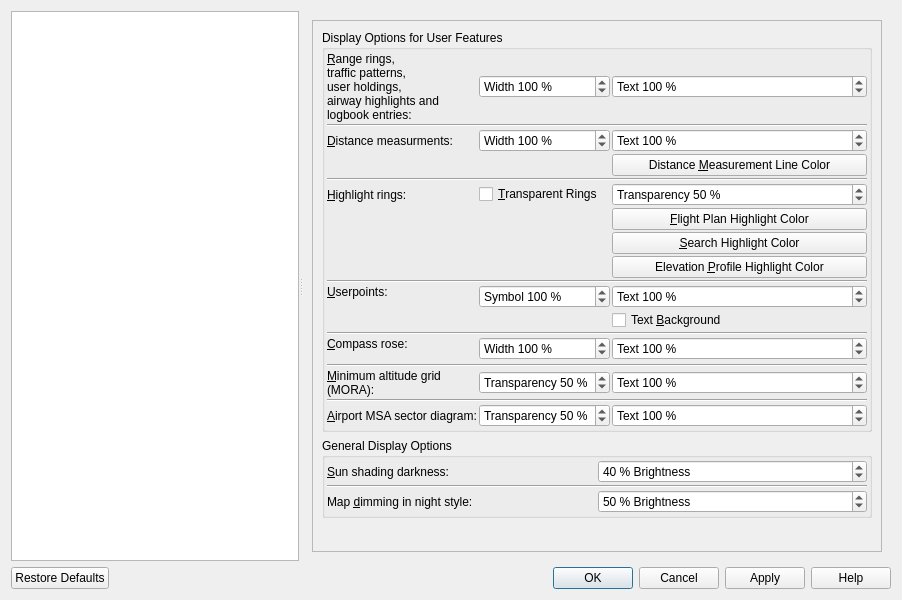
Old version of the form src/options/options.ui in the repository albar965/littlenavmap.
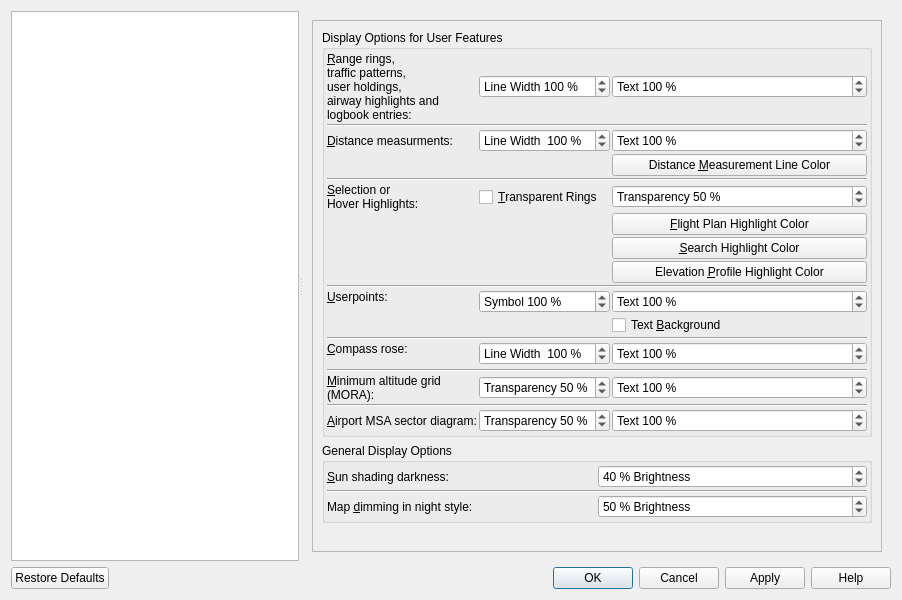
New version of the form. The open tabs and pages were chosen to show the change.

Commit message: Small text changes in options dialog.

Patch:
```diff
--- a/src/options/options.ui
+++ b/src/options/options.ui
@@ -3355,7 +3355,7 @@
              <x>0</x>
              <y>0</y>
              <width>581</width>
-             <height>547</height>
+             <height>553</height>
             </rect>
            </property>
            <layout class="QGridLayout" name="gridLayout_35">
@@ -3422,7 +3422,7 @@
                   <string> %</string>
                  </property>
                  <property name="prefix">
-                  <string>Width </string>
+                  <string>Line Width </string>
                  </property>
                  <property name="minimum">
                   <number>50</number>
@@ -3499,7 +3499,7 @@
                   <string> %</string>
                  </property>
                  <property name="prefix">
-                  <string>Width </string>
+                  <string>Line Width  </string>
                  </property>
                  <property name="minimum">
                   <number>50</number>
@@ -3589,7 +3589,7 @@
                   <string> %</string>
                  </property>
                  <property name="prefix">
-                  <string>Width </string>
+                  <string>Line Width  </string>
                  </property>
                  <property name="minimum">
                   <number>50</number>
@@ -3805,7 +3805,8 @@
                <item row="6" column="2">
                 <widget class="QLabel" name="labelOptionsMapSizeHighlight">
                  <property name="text">
-                  <string>&amp;Highlight rings:</string>
+                  <string>&amp;Selection or
+Hover Highlights:</string>
                  </property>
                  <property name="buddy">
                   <cstring>spinBoxOptionsDisplayThicknessUserFeature</cstring>
```
Left out of the diff: 12 changed lines with no effect on the pictures.
